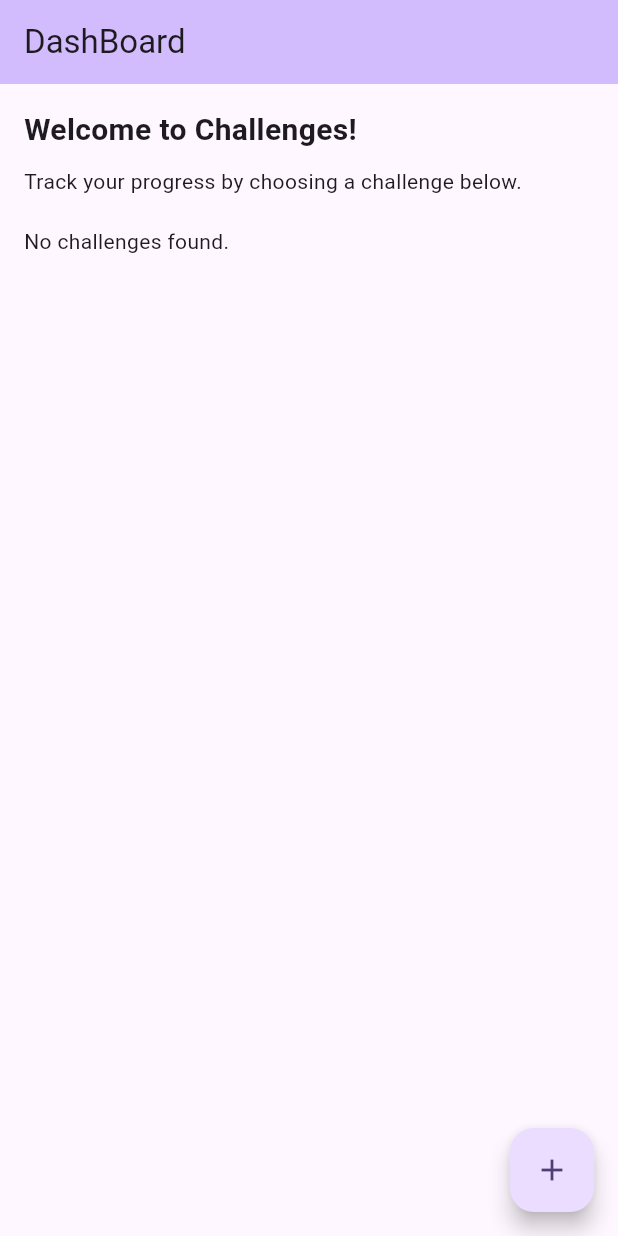
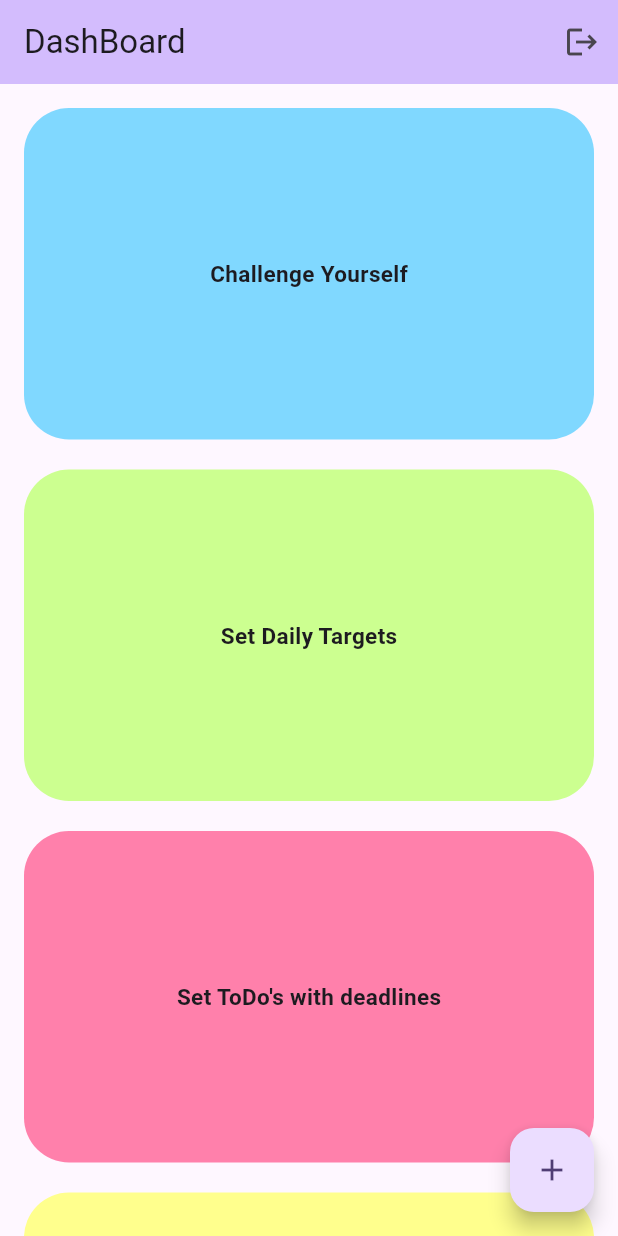
Before and after one commit to vishesh0306/FocusFortress, a Flutter app: the MyHomePage screen opened directly with empty values, on a phone screen of 412 x 824 dp. Run offline on Flutter 3.47's test engine with Material 3 defaults, Android fonts, the phone set to English and light mode, and no system bars; our stand-ins replace cloud_firestore, firebase_auth, firebase_core, shared_preferences; accounts and stored records are empty.

Commit message:
phase 1 40% done

```diff
--- a/lib/homepage.dart
+++ b/lib/homepage.dart
@@ -1,10 +1,11 @@
-import 'package:cloud_firestore/cloud_firestore.dart';
-import 'package:firebase_auth/firebase_auth.dart';
 import 'package:flutter/cupertino.dart';
 import 'package:flutter/material.dart';
 
 import 'Challange Yourself/CreateChallangePage.dart';
-import 'Challange Yourself/ProgressPage.dart';
+import 'Challange Yourself/challengeListingPage.dart';
+import 'Daily Challenges/ToDOPage.dart';
+import 'Shared_Preference.dart';
+import 'auth/AuthService.dart';
 
 class MyHomePage extends StatefulWidget {
   final userId;
@@ -22,6 +23,22 @@ class _MyHomePageState extends State<MyHomePage> {
           backgroundColor: Theme.of(context).colorScheme.inversePrimary,
           title: Text('DashBoard'),
           automaticallyImplyLeading: false,
+          actions: [
+            IconButton(
+                onPressed: () async {
+                  try {
+                    AuthService.logout();
+                    await SharedPrefsHelper.logout();
+                    Navigator.pushReplacementNamed(context, '/login');
+                  }
+                  catch(e){
+                    ScaffoldMessenger.of(context).showSnackBar(
+                      SnackBar(content: Text('Logout failed. Please try again.')),
+                    );
+                  }
+                },
+                icon: Icon(Icons.logout,))
+          ],
         ),
       body: SingleChildScrollView(
         child: Padding(
@@ -29,60 +46,96 @@ class _MyHomePageState extends State<MyHomePage> {
           child: Column(
             crossAxisAlignment: CrossAxisAlignment.start,
             children: [
-              // Example: Some other widgets on the page
-              Text(
-                'Welcome to Challenges!',
-                style: TextStyle(fontSize: 20, fontWeight: FontWeight.bold),
-              ),
-              SizedBox(height: 10),
-              Text('Track your progress by choosing a challenge below.'),
-              SizedBox(height: 20),
-              // StreamBuilder embedded in a Column
-              StreamBuilder<QuerySnapshot>(
-                stream: FirebaseFirestore.instance
-                    .collection('Users')
-                    .doc(FirebaseAuth.instance.currentUser?.uid)
-                    .collection('Challenges')
-                    .snapshots(),
-                builder: (context, snapshot) {
-                  if (snapshot.connectionState == ConnectionState.waiting) {
-                    return Center(child: CircularProgressIndicator());
-                  }
-                  if (!snapshot.hasData || snapshot.data!.docs.isEmpty) {
-                    return Text('No challenges found.');
-                  }
 
-                  List<QueryDocumentSnapshot> documents = snapshot.data!.docs;
-
-                  return Column(
-                    crossAxisAlignment: CrossAxisAlignment.start,
-                    children: documents.map((doc) {
-                      String name = doc['name'];
-
-                      return ListTile(
-                        title: Text(name),
-                        trailing: Icon(Icons.arrow_forward),
-                        onTap: () {
-                          Navigator.push(
-                            context,
-                            MaterialPageRoute(
-                              builder: (context) => ChallengeProofPage(
-                                id: doc.id,
-                                name: name,
-                                // You can pass more fields like duration and motive
-                                // duration: doc['duration'],
-                                // motive: doc['motive'],
-                              ),
-                            ),
-                          );
-                        },
-                      );
-                    }).toList(),
+              GestureDetector(
+                onTap: (){
+                  Navigator.push(
+                    context,
+                    MaterialPageRoute(builder: (context) => ChallengeList(userId: widget.userId,)),
                   );
                 },
+                child: Container(
+                  alignment: Alignment.center,
+                  padding: EdgeInsets.symmetric(horizontal: 50, vertical: 100),
+                  decoration: BoxDecoration(
+                    color: Colors.lightBlueAccent[100],
+                   borderRadius: BorderRadius.circular(30),
+                  ),
+                  child: Text(
+                    "Challenge Yourself",
+                    style: TextStyle(fontWeight: FontWeight.bold, fontSize: 15),
+                  ),
+                ),
               ),
 
               SizedBox(height: 20),
+
+              GestureDetector(
+                onTap: (){
+                  Navigator.push(
+                    context,
+                    MaterialPageRoute(builder: (context) => TodoPage(userId: widget.userId,)),
+                  );
+                },
+                child: Container(
+                  alignment: Alignment.center,
+                  padding: EdgeInsets.symmetric(horizontal: 50, vertical: 100),
+                  decoration: BoxDecoration(
+                    color: Colors.lightGreenAccent[100],
+                    borderRadius: BorderRadius.circular(30),
+                  ),
+                  child: Text(
+                    "Set Daily Targets",
+                    style: TextStyle(fontWeight: FontWeight.bold, fontSize: 15),
+                  ),
+                ),
+              ),
+
+              SizedBox(height: 20),
+
+              GestureDetector(
+                onTap: (){
+                  // Navigator.pushReplacement(
+                  //   context,
+                  //   MaterialPageRoute(builder: (context) => ChallengeList(userId: widget.userId,)),
+                  // );
+                },
+                child: Container(
+                  alignment: Alignment.center,
+                  padding: EdgeInsets.symmetric(horizontal: 50, vertical: 100),
+                  decoration: BoxDecoration(
+                    color: Colors.pinkAccent[100],
+                    borderRadius: BorderRadius.circular(30),
+                  ),
+                  child: Text(
+                    "Set ToDo's with deadlines",
+                    style: TextStyle(fontWeight: FontWeight.bold, fontSize: 15),
+                  ),
+                ),
+              ),
+
+              SizedBox(height: 20),
+
+              GestureDetector(
+                onTap: (){
+                  // Navigator.pushReplacement(
+                  //   context,
+                  //   MaterialPageRoute(builder: (context) => ChallengeList(userId: widget.userId,)),
+                  // );
+                },
+                child: Container(
+                  alignment: Alignment.center,
+                  padding: EdgeInsets.symmetric(horizontal: 50, vertical: 100),
+                  decoration: BoxDecoration(
+                    color: Colors.yellowAccent[100],
+                    borderRadius: BorderRadius.circular(30),
+                  ),
+                  child: Text(
+                    "Check Progress",
+                    style: TextStyle(fontWeight: FontWeight.bold, fontSize: 15),
+                  ),
+                ),
+              ),
 
 
             ],
--- a/pubspec.yaml
+++ b/pubspec.yaml
@@ -19,6 +19,7 @@ dependencies:
   cloud_firestore:
   image_picker: ^1.1.2
   firebase_storage:
+  shared_preferences:
 
 
 
```
Also changed, not shown: lib/Challange Yourself/challengeListingPage.dart (+102 -0 lines), lib/Daily Challenges/ToDOPage.dart (added, +100 -0 lines), lib/Provider/ToDoProvider.dart (added, +26 -0 lines), lib/Shared_Preference.dart (added, +26 -0 lines), lib/auth/AuthService.dart (added, +13 -0 lines), lib/auth/login.dart (+10 -2 lines), lib/main.dart (+22 -11 lines).
